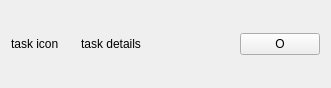
This is resources/task_widget.ui in shotgunsoftware/tk-multi-workfiles2 as Qt 5 draws it before an edit. The edited form follows.
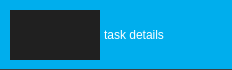
This is the edited form. Icons and pictures are not drawn.

Diff of the .ui file:
```diff
--- a/resources/task_widget.ui
+++ b/resources/task_widget.ui
@@ -6,49 +6,106 @@
    <rect>
     <x>0</x>
     <y>0</y>
-    <width>331</width>
-    <height>88</height>
+    <width>232</width>
+    <height>70</height>
    </rect>
   </property>
   <property name="windowTitle">
    <string>Form</string>
   </property>
-  <layout class="QHBoxLayout" name="horizontalLayout" stretch="0,1,0">
+  <layout class="QHBoxLayout" name="horizontalLayout" stretch="0">
+   <property name="margin">
+    <number>0</number>
+   </property>
    <item>
-    <widget class="QLabel" name="thumbnail_label">
+    <widget class="QFrame" name="background">
+     <property name="styleSheet">
+      <string notr="true">#background {
+background-color: rgb(0, 174, 237);
+border-bottom-style: solid;
+border-bottom-width: 1px;
+border-bottom-color: rgb(64,64,64);
+}</string>
+     </property>
+     <property name="frameShape">
+      <enum>QFrame::NoFrame</enum>
+     </property>
+     <property name="frameShadow">
+      <enum>QFrame::Plain</enum>
+     </property>
+     <property name="lineWidth">
+      <number>0</number>
+     </property>
+     <layout class="QHBoxLayout" name="horizontalLayout_2" stretch="0,1,0">
+      <property name="spacing">
+       <number>4</number>
+      </property>
+      <property name="margin">
+       <number>10</number>
+      </property>
+      <item>
+       <widget class="QLabel" name="thumbnail">
      <property name="minimumSize">
       <size>
-       <width>64</width>
-       <height>64</height>
+          <width>90</width>
+          <height>50</height>
       </size>
      </property>
      <property name="maximumSize">
       <size>
-       <width>64</width>
-       <height>64</height>
-      </size>
-     </property>
+          <width>90</width>
+          <height>50</height>
+         </size>
+        </property>
+        <property name="styleSheet">
+         <string notr="true">#thumbnail {
+background-color: rgb(32,32, 32);
+}</string>
+        </property>
      <property name="text">
-      <string>task icon</string>
+         <string/>
      </property>
     </widget>
    </item>
    <item>
     <widget class="QLabel" name="description_label">
+        <property name="styleSheet">
+         <string notr="true">#description_label {
+color: white;
+}</string>
+        </property>
      <property name="text">
       <string>task details</string>
      </property>
     </widget>
    </item>
    <item>
-    <widget class="QPushButton" name="find_btn">
+       <widget class="QPushButton" name="jump_btn">
+        <property name="maximumSize">
+         <size>
+          <width>24</width>
+          <height>24</height>
+         </size>
+        </property>
      <property name="text">
-      <string>O</string>
-     </property>
+         <string/>
+        </property>
+        <property name="icon">
+         <iconset resource="resources.qrc">
+          <normaloff>:/tk-multi-workfiles/search.png</normaloff>:/tk-multi-workfiles/search.png</iconset>
+        </property>
+        <property name="flat">
+         <bool>true</bool>
+        </property>
     </widget>
    </item>
   </layout>
  </widget>
- <resources/>
+   </item>
+  </layout>
+ </widget>
+ <resources>
+  <include location="resources.qrc"/>
+ </resources>
  <connections/>
 </ui>
```
Lines whose indentation alone changed are shown as unchanged.
